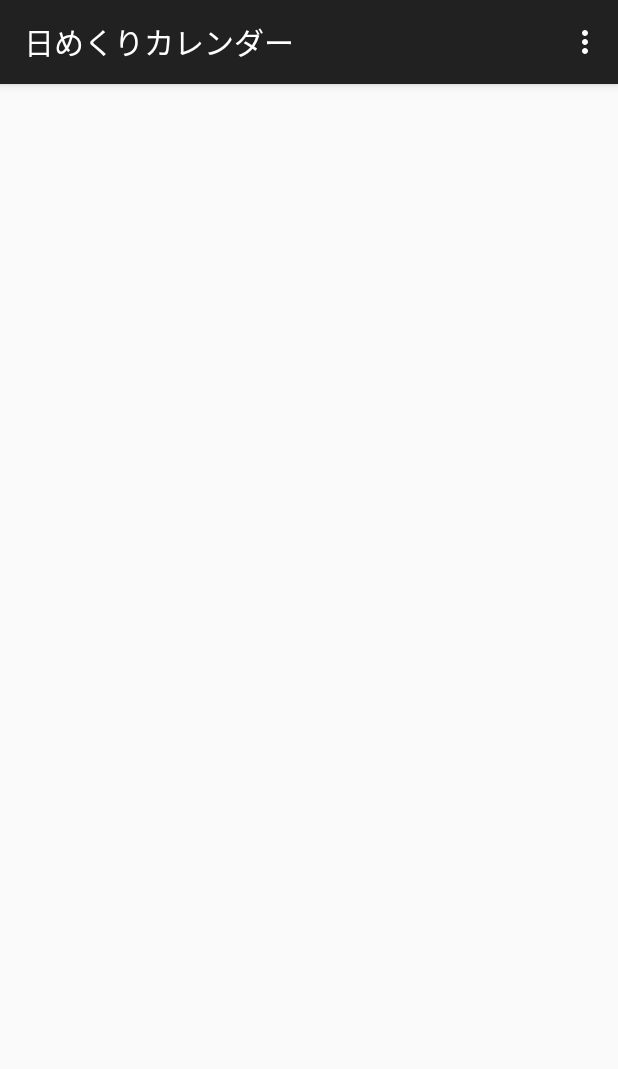
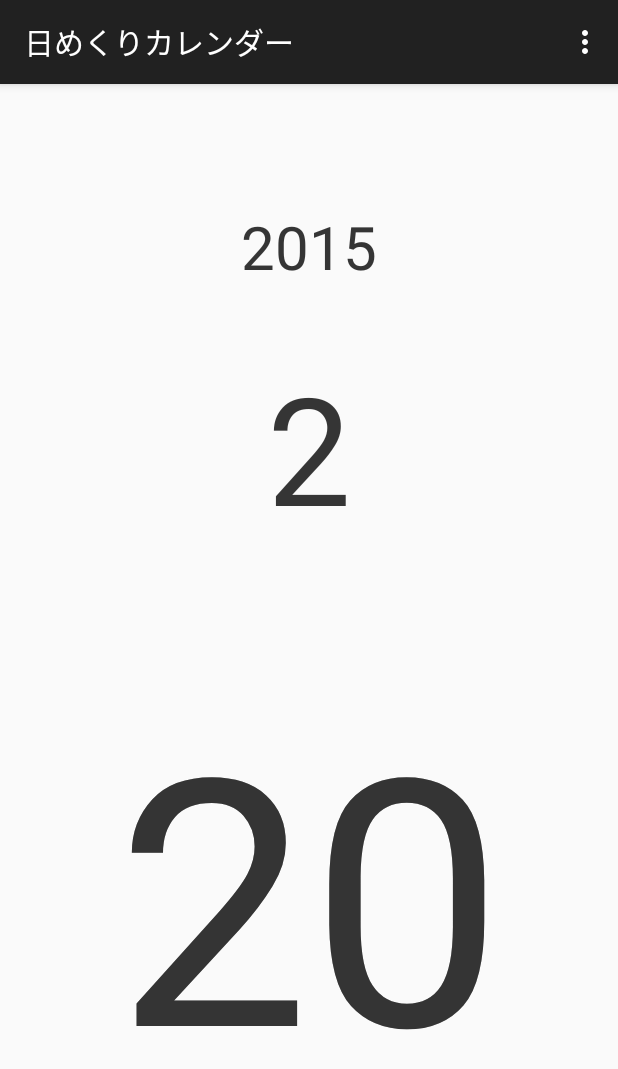
Before and after one commit to OysterMeister/yagi, an Android app: the DailyPadCalenderActivity screen opened directly, with no data from a screen before it, on a phone screen of 412 x 824 dp. Shown: the top 1069 px of the screen. Run offline under Robolectric (Android 15) with nearby library versions, the phone set to English and light mode, and no system bars.

Commit message:
daily pad caleandar

```diff
--- a/app/build.gradle
+++ b/app/build.gradle
@@ -17,14 +17,10 @@ android {
             proguardFiles getDefaultProguardFile('proguard-android.txt'), 'proguard-rules.pro'
         }
     }
-    productFlavors {
-        flavor1 {
-            applicationId = "jp.co.oyster.yagi"
-        }
-    }
 }
 
 dependencies {
     compile fileTree(dir: 'libs', include: ['*.jar'])
     compile 'com.android.support:appcompat-v7:21.0.3'
+    compile 'com.deploygate:sdk:3.1'
 }
--- a/app/src/main/AndroidManifest.xml
+++ b/app/src/main/AndroidManifest.xml
@@ -3,6 +3,7 @@
     package="com.example.memo" >
 
     <application
+        android:name=".App"
         android:allowBackup="true"
         android:icon="@drawable/ic_launcher"
         android:label="@string/app_name"
--- a/app/src/main/java/com/example/memo/DailyPadCalenderActivity.java
+++ b/app/src/main/java/com/example/memo/DailyPadCalenderActivity.java
@@ -1,18 +1,69 @@
 package com.example.memo;
 
+import android.content.Context;
+import android.content.SharedPreferences;
+import android.preference.PreferenceManager;
 import android.support.v7.app.ActionBarActivity;
 import android.os.Bundle;
+import android.text.format.DateFormat;
+import android.view.LayoutInflater;
 import android.view.Menu;
 import android.view.MenuItem;
+import android.view.View;
+import android.view.ViewGroup;
+import android.widget.FrameLayout;
+import android.widget.RelativeLayout;
+import android.widget.TextView;
 
 import com.example.memo.R;
 
+import java.sql.Date;
+import java.text.SimpleDateFormat;
+import java.util.Calendar;
+
 public class DailyPadCalenderActivity extends ActionBarActivity {
+    private FrameLayout mMainLayout;
+
+    private SharedPreferences mShared;
+
+    private View mBeforeView;
+    private View mView;
+    private View mNextView;
+
+    private Calendar mCalender;
+    private int mCount;
 
     @Override
     protected void onCreate(Bundle savedInstanceState) {
         super.onCreate(savedInstanceState);
         setContentView(R.layout.activity_daily_pad_calender);
+        mMainLayout = (FrameLayout)findViewById(R.id.fl_daily_pad_calender_main);
+        mShared = PreferenceManager.getDefaultSharedPreferences(this);
+        String shared_calender = mShared.getString("daily_pad","");
+        if(mCalender == null){
+            mCalender = Calendar.getInstance();
+        }
+
+        Date date_now = new Date(System.currentTimeMillis());
+        if(!shared_calender.equals("")){
+            mCalender.setTime(Date.valueOf(shared_calender));
+            Calendar calendar_now = Calendar.getInstance();
+            int now = Integer.valueOf(calendar_now.get(Calendar.YEAR)+(calendar_now.get(Calendar.MONTH)+1)+calendar_now.get(Calendar.DATE));
+            int shared  = Integer.valueOf(mCalender.get(Calendar.YEAR)+mCalender.get(Calendar.MONTH)+mCalender.get(Calendar.DATE));
+            if(shared > now){
+                mCalender.setTime(date_now);
+            }
+        }else{
+            mCalender.setTime(date_now);
+        }
+        LayoutInflater inflater = (LayoutInflater)this.getSystemService(Context.LAYOUT_INFLATER_SERVICE);
+
+        mView =  inflater.inflate(R.layout.daily_pad_calender,mMainLayout);
+        mNextView = inflater.inflate(R.layout.daily_pad_calender,mMainLayout);
+        makeDailyPad(mView);
+//        mCalender.add(Calendar.DATE,1);
+//        makeDailyPad(mNextView);
+
     }
 
 
@@ -37,4 +88,42 @@ public class DailyPadCalenderActivity extends ActionBarActivity {
 
         return super.onOptionsItemSelected(item);
     }
+
+    private void makeDailyPad(View pad){
+        RelativeLayout pad_main = (RelativeLayout)pad.findViewById(R.id.rl_daily_pad_calender_main);
+        TextView year_view = (TextView)pad.findViewById(R.id.txt_year);
+        TextView month_view = (TextView)pad.findViewById(R.id.txt_month);
+        TextView day_view = (TextView)pad.findViewById(R.id.txt_day);
+
+        String year_str = String.valueOf(mCalender.get(Calendar.YEAR));
+        String month_str = String.valueOf(mCalender.get(Calendar.MONTH)+1);
+        String day_str = String.valueOf(mCalender.get(Calendar.DATE));
+
+        String date_str = year_str+"-"+month_str+"-"+day_str;
+        mShared.edit().putString("daily_pad",date_str).commit();
+
+        year_view.setText(year_str);
+        month_view.setText(month_str);
+        day_view.setText(day_str);
+
+        pad.setOnClickListener(new View.OnClickListener() {
+            @Override
+            public void onClick(View v) {
+                mBeforeView = mView;
+                mView = mNextView;
+                mCalender.add(Calendar.DATE,1);
+                makeDailyPad(mView);
+//                if(v.equals(mMainLayout.getChildAt(0))){
+//                    mMainLayout.removeView(mView);
+//                    makeDailyPad(mNextView);
+//                    ViewGroup parent_next = (ViewGroup)mNextView.getParent();
+//                    if(parent_next !=null){
+//                        parent_next.removeView(mNextView);
+//                    }
+//                    mMainLayout.addView(mNextView);
+//                }
+            }
+        });
+
+    }
 }
--- a/app/src/main/res/layout/daily_pad_calender.xml
+++ b/app/src/main/res/layout/daily_pad_calender.xml
@@ -10,15 +10,21 @@
         android:id="@+id/txt_year"
         android:layout_alignParentTop="true"
         android:layout_centerHorizontal="true"
-        android:layout_marginTop="40dp" />
+        android:layout_marginTop="40dp"
+        android:text="2015"
+        android:textSize="40dp"
+        android:gravity="center" />
 
     <TextView
-        android:layout_width="wrap_content"
+        android:layout_width="match_parent"
         android:layout_height="wrap_content"
         android:id="@+id/txt_month"
         android:layout_below="@+id/txt_year"
         android:layout_centerHorizontal="true"
-        android:layout_marginTop="40dp" />
+        android:layout_marginTop="40dp"
+        android:text="2"
+        android:textSize="100dp"
+        android:gravity="center" />
 
     <TextView
         android:layout_width="match_parent"
@@ -26,5 +32,8 @@
         android:id="@+id/txt_day"
         android:layout_below="@+id/txt_month"
         android:layout_centerHorizontal="true"
-        android:layout_marginTop="40dp" />
+        android:layout_marginTop="40dp"
+        android:text="20"
+        android:textSize="230dp"
+        android:gravity="center" />
 </RelativeLayout>
--- a/build.gradle
+++ b/build.gradle
@@ -3,10 +3,10 @@
 buildscript {
     repositories {
         jcenter()
+        mavenCentral()
     }
     dependencies {
         classpath 'com.android.tools.build:gradle:1.0.0'
-
         // NOTE: Do not place your application dependencies here; they belong
         // in the individual module build.gradle files
     }
```
Also changed, not shown: app/src/main/java/com/example/memo/App.java (added, +25 -0 lines), app/src/main/java/com/example/memo/MainActivity.java (+16 -1 lines).
